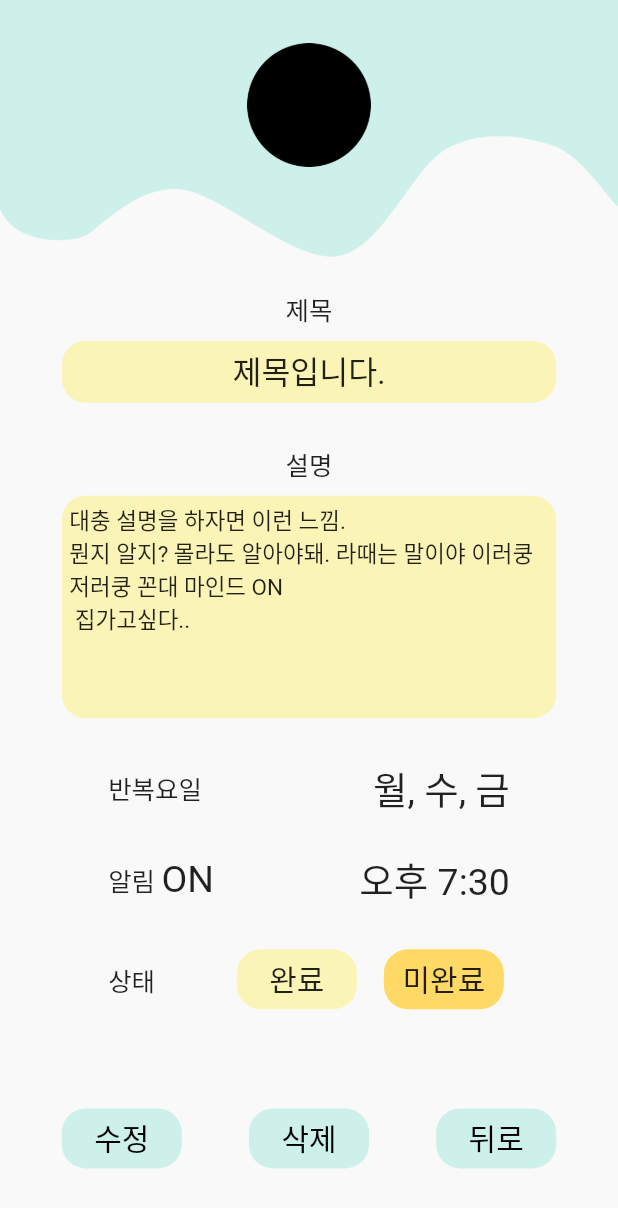
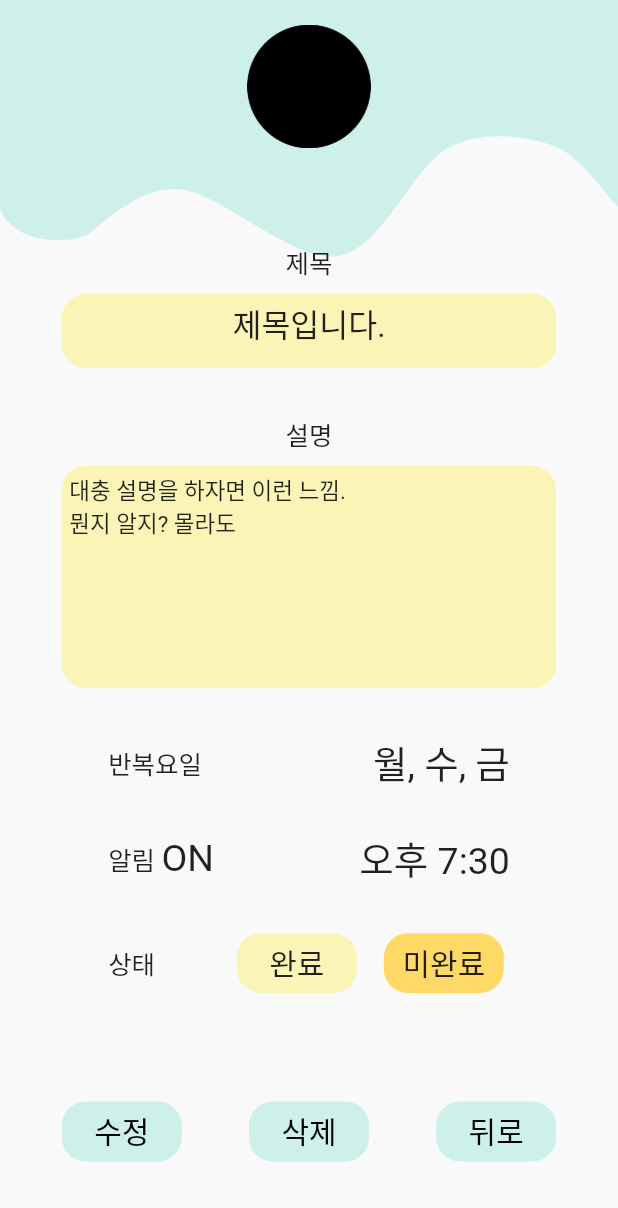
Before and after one commit to Google-DSC-SCH/first_side_project_app, a Flutter app: the ViewDaily screen opened directly, on a phone screen of 412 x 824 dp. Shown: the top 1208 px of the screen. Run offline on Flutter 3.47's test engine with Material 2 defaults, Android fonts, the phone set to English and light mode, and no system bars; Roboto replaces fonts that are missing (HandTyping).

Commit message:
view daily 배경 적용

```diff
--- a/lib/ViewDaily.dart
+++ b/lib/ViewDaily.dart
@@ -18,10 +18,13 @@ class _ViewDaily extends State<ViewDaily> {
 
   // 위젯간 간격(세로)
   double titleFontSize = 17;
+
   // 연노랑
   int color_whiteYellow = 0xFFFAF4B7;
+
   // 찐노랑
   int color_realYellow = 0xFFFFD966;
+
   // 민트
   int color_mint = 0xFFCDF0EA;
 
@@ -33,7 +36,7 @@ class _ViewDaily extends State<ViewDaily> {
 
     this.title = "제목입니다.";
     this.content =
-        "대충 설명을 하자면 이런 느낌.\n뭔지 알지? 몰라도 알아야돼. 라때는 말이야 이러쿵저러쿵 꼰대 마인드 ON\n 집가고싶다..";
+        "대충 설명을 하자면 이런 느낌.\n뭔지 알지? 몰라도 \n\n\n\n\n\n\n\n\n\n\n알아야돼. 라때는 말이야 이러쿵저러쿵 꼰대 마인드 ON\n 집가고싶다..";
     this.repeatDay = "월, 수, 금";
     this.alarmOnOff = "ON";
     this.alarmTime = "오후 7:30";
@@ -52,37 +55,33 @@ class _ViewDaily extends State<ViewDaily> {
                 fit: BoxFit.fill,
                 image: AssetImage('assets/img/background.png'))),
         child: Scaffold(
+            resizeToAvoidBottomInset: false,
             backgroundColor: Colors.transparent,
+            appBar: PreferredSize(
+              preferredSize:
+                  Size.fromHeight(getMobileSizeFromPercent(context, 18, false)),
+              child: Container(
+                color: Colors.transparent,
+                child: Column(
+                  mainAxisAlignment: MainAxisAlignment.spaceAround,
+                  children: [
+                    Container(
+                      child: Image.asset('assets/img/icon.png'),
+                      height: getMobileSizeFromPercent(context, 10, false),
+                    ),
+                    Container()
+                  ],
+                ),
+              ),
+            ),
+
+            // Body
             body: Column(
-              mainAxisAlignment: MainAxisAlignment.end,
               children: [
-                // 앱 상단 로고
                 Container(
-                    height: (MediaQuery.of(context).size.height -
-                            MediaQuery.of(context).padding.top) *
-                        22 /
-                        100,
-                    width: (MediaQuery.of(context).size.height -
-                            MediaQuery.of(context).padding.top) *
-                        10 /
-                        100,
-                    padding: EdgeInsets.only(
-                        bottom: (MediaQuery.of(context).size.height -
-                                MediaQuery.of(context).padding.top) *
-                            5 /
-                            100),
-                    child: Image.asset(
-                      'assets/img/icon.png',
-                    )),
-
-                // Body
-                // 세로 화면의 22% 비율부터 시작
-                Container(
-                    height: (MediaQuery.of(context).size.height -
-                            MediaQuery.of(context).padding.top) *
-                        78 /
-                        100,
-                    width: MediaQuery.of(context).size.width,
+                    height: getMobileSizeFromPercent(context, 82, false) -
+                        MediaQuery.of(context).padding.top * 2,
+                    width: double.infinity,
                     // 여기서부터 찐 개발 시작
                     child: Column(
                         mainAxisAlignment: MainAxisAlignment.spaceAround,
@@ -107,7 +106,7 @@ class _ViewDaily extends State<ViewDaily> {
                                     width: getMobileSizeFromPercent(
                                         context, 80, true),
                                     height: getMobileSizeFromPercent(
-                                        context, 5, false),
+                                        context, 6, false),
                                     child: SingleChildScrollView(
                                       child: Column(
                                         children: [
@@ -273,7 +272,9 @@ class _ViewDaily extends State<ViewDaily> {
                             ),
                           ),
 
-                          Container(height: 10,),
+                          Container(
+                            height: 10,
+                          ),
 
                           // 뒤로가기
                           Container(
@@ -283,41 +284,53 @@ class _ViewDaily extends State<ViewDaily> {
                               children: [
                                 ElevatedButton(
                                   style: ElevatedButton.styleFrom(
-
-                                      shape: RoundedRectangleBorder(	//모서리를 둥글게
-                                          borderRadius: BorderRadius.circular(16)),
+                                      shape: RoundedRectangleBorder(
+                                          //모서리를 둥글게
+                                          borderRadius:
+                                              BorderRadius.circular(16)),
                                       primary: Color(color_mint),
                                       onPrimary: Colors.black,
-                                      minimumSize: Size(80, 40),	//width, height
-                                    shadowColor: Colors.transparent
+                                      minimumSize: Size(80, 40),
+                                      //width, height
+                                      shadowColor: Colors.transparent),
+                                  child: Text(
+                                    "수정",
+                                    style: TextStyle(fontSize: 20),
                                   ),
-                                  child: Text("수정", style: TextStyle(fontSize: 20),),
                                   onPressed: () => null,
                                 ),
                                 ElevatedButton(
                                   style: ElevatedButton.styleFrom(
-                                      shape: RoundedRectangleBorder(	//모서리를 둥글게
-                                          borderRadius: BorderRadius.circular(16)),
+                                      shape: RoundedRectangleBorder(
+                                          //모서리를 둥글게
+                                          borderRadius:
+                                              BorderRadius.circular(16)),
                                       primary: Color(color_mint),
                                       onPrimary: Colors.black,
                                       minimumSize: Size(80, 40),
-                                      shadowColor: Colors.transparent
+                                      shadowColor: Colors.transparent),
+                                  child: Text(
+                                    "삭제",
+                                    style: TextStyle(fontSize: 20),
                                   ),
-                                  child: Text("삭제", style: TextStyle(fontSize: 20),),
-                                  onPressed: (){
+                                  onPressed: () {
                                     Navigator.pop(context);
                                   },
                                 ),
                                 ElevatedButton(
                                   style: ElevatedButton.styleFrom(
-                                      shape: RoundedRectangleBorder(	//모서리를 둥글게
-                                          borderRadius: BorderRadius.circular(16)),
+                                      shape: RoundedRectangleBorder(
+                                          //모서리를 둥글게
+                                          borderRadius:
+                                              BorderRadius.circular(16)),
                                       primary: Color(color_mint),
                                       onPrimary: Colors.black,
                                       minimumSize: Size(80, 40),
-                                      shadowColor: Colors.transparent
+                                      shadowColor: Colors.transparent),
+                                  child: Text(
+                                    "뒤로",
+                                    style: TextStyle(fontSize: 20),
                                   ),
-                                  child: Text("뒤로", style: TextStyle(fontSize: 20),),
                                   onPressed: () => Navigator.pop(context),
                                 ),
                               ],
```
